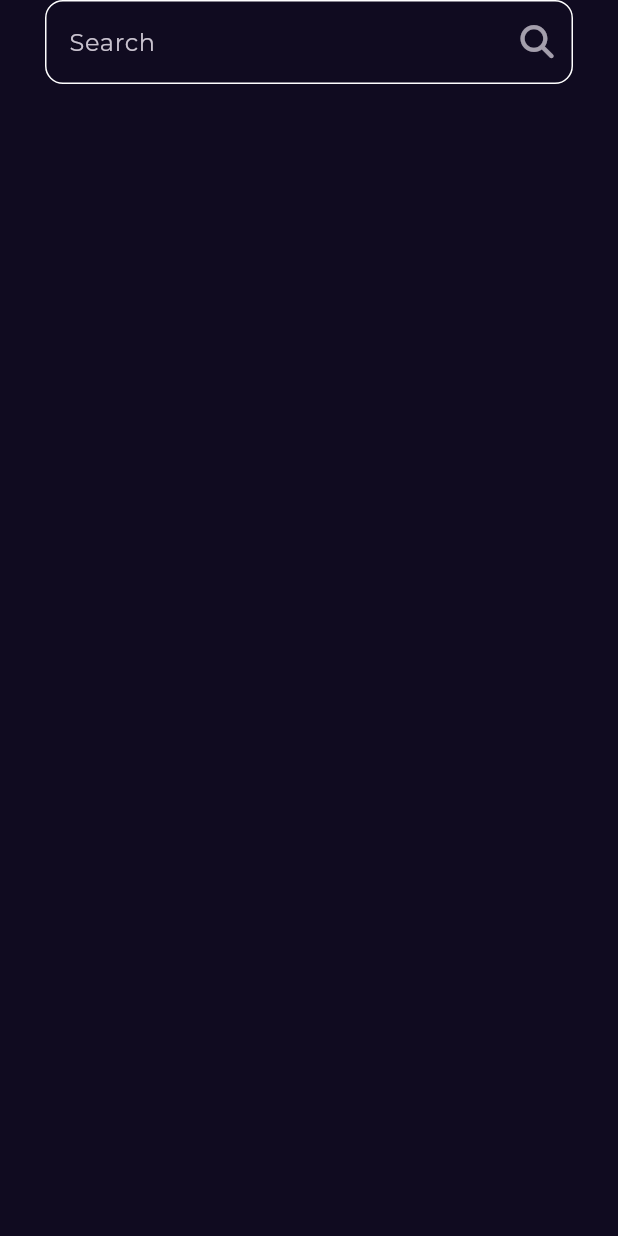
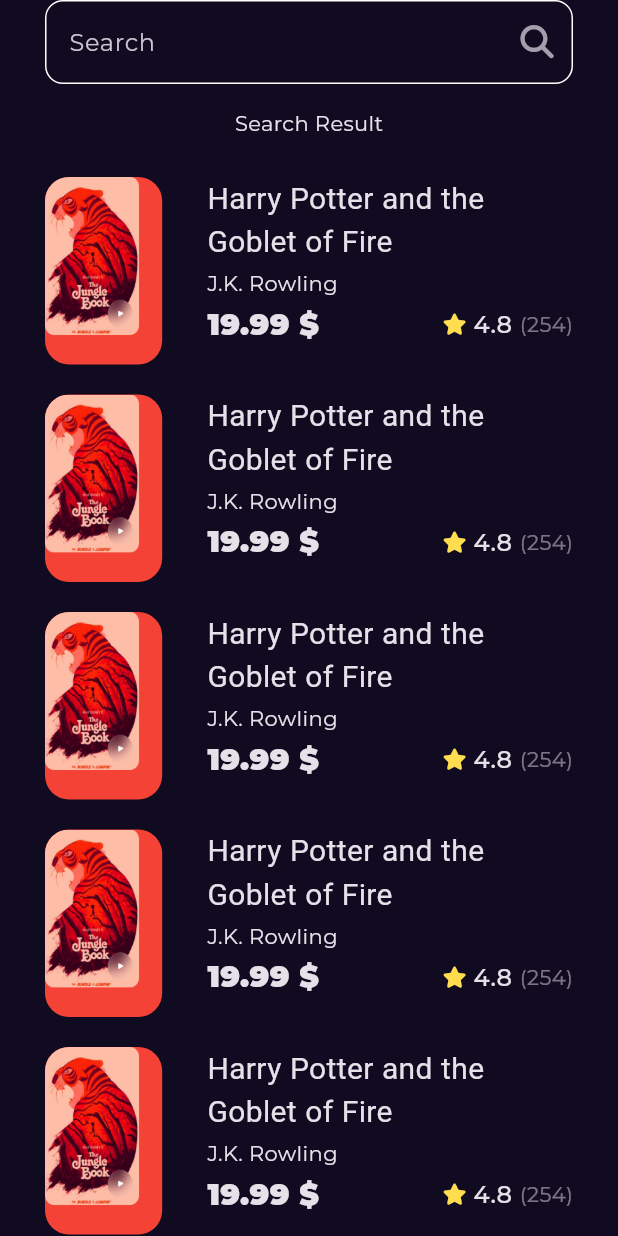
Before and after one commit to mahmoudbadr2/bookly, a Flutter app: the screen it shows after launch, after a tap on an icon or button, on a phone screen of 412 x 824 dp. Run offline on Flutter 3.47's test engine with Material 3 defaults, Android fonts, the phone set to English and light mode, and no system bars; our stand-ins replace font_awesome_flutter, go_router, google_fonts.

Commit message:
search view done

```diff
--- a/lib/Features/home/presentation/views/widgets/best_seller_item_veiw.dart
+++ b/lib/Features/home/presentation/views/widgets/best_seller_item_veiw.dart
@@ -6,8 +6,8 @@ import 'package:bookly/core/utils/styles.dart';
 import 'package:flutter/material.dart';
 import 'package:go_router/go_router.dart';
 
-class BestSellerListViewItems extends StatelessWidget {
-  const BestSellerListViewItems({super.key});
+class BookListViewItem extends StatelessWidget {
+  const BookListViewItem({super.key});
 
   @override
   Widget build(BuildContext context) {
--- a/lib/Features/home/presentation/views/widgets/best_seller_list_view.dart
+++ b/lib/Features/home/presentation/views/widgets/best_seller_list_view.dart
@@ -14,7 +14,7 @@ class BestSellerListView extends StatelessWidget {
         itemBuilder: (context, index) {
           return const Padding(
             padding: EdgeInsets.symmetric(vertical: 10),
-            child: BestSellerListViewItems(),
+            child: BookListViewItem(),
           );
         });
   }
--- a/lib/Features/search/precentation/views/widgets/search_view_body.dart
+++ b/lib/Features/search/precentation/views/widgets/search_view_body.dart
@@ -1,3 +1,4 @@
+import 'package:bookly/Features/home/presentation/views/widgets/best_seller_item_veiw.dart';
 import 'package:bookly/Features/search/precentation/views/widgets/custom_text_feild.dart';
 import 'package:flutter/material.dart';
 
@@ -11,8 +12,34 @@ class SearchViewBody extends StatelessWidget {
       child: Column(
         children: [
           CustomTextField(),
+          SizedBox(
+            height: 16,
+          ),
+          Text('Search Result'),
+          SizedBox(
+            height: 16,
+          ),
+          Expanded(child: SearchResultListView()),
         ],
       ),
     );
   }
 }
+
+class SearchResultListView extends StatelessWidget {
+  const SearchResultListView({super.key});
+
+  @override
+  Widget build(BuildContext context) {
+    return ListView.builder(
+        itemCount: 10,
+        shrinkWrap: true,
+        padding: EdgeInsets.zero,
+        itemBuilder: (context, index) {
+          return const Padding(
+            padding: EdgeInsets.symmetric(vertical: 10),
+            child: BookListViewItem(),
+          );
+        });
+  }
+}
```
